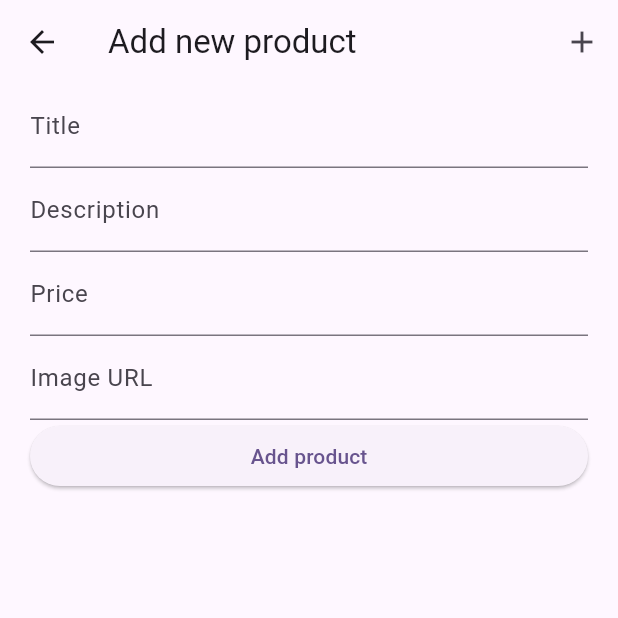
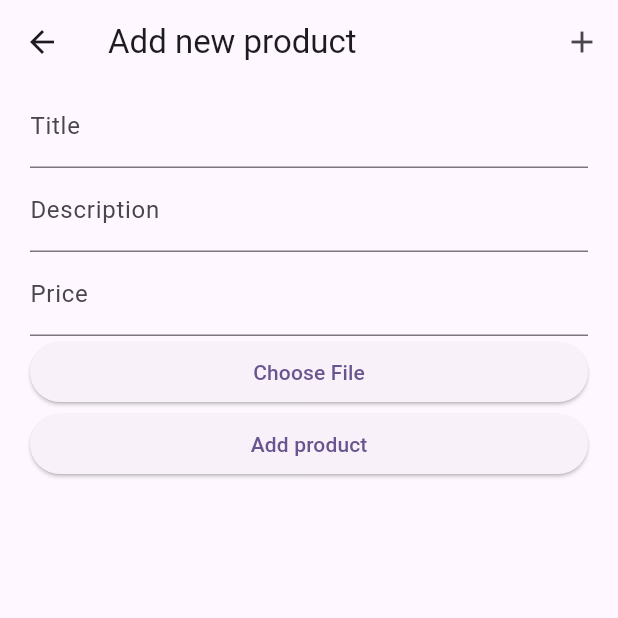
Before and after one commit to harisnaseer24/2302b1-firebase-crud, a Flutter app: the AddProductPage screen opened directly, after a tap on "Add product", on a phone screen of 412 x 824 dp, the top half of it. Run offline on Flutter 3.47's test engine with Material 3 defaults, Android fonts, the phone set to English and light mode, and no system bars; our stand-ins replace cloud_firestore, firebase_auth, firebase_core, image_picker, shared_preferences; accounts and stored records are empty.

Commit message:
image picker and base 64+ username fetching in products

```diff
--- a/lib/addproducts.dart
+++ b/lib/addproducts.dart
@@ -1,5 +1,9 @@
+import 'dart:convert';
+import 'dart:typed_data';
+
 import 'package:cloud_firestore/cloud_firestore.dart';
 import 'package:flutter/material.dart';
+import 'package:image_picker/image_picker.dart';
 
 class AddProductPage extends StatefulWidget {
   const AddProductPage({super.key});
@@ -13,7 +17,28 @@ class _AddProductPageState extends State<AddProductPage> {
   TextEditingController titleController=TextEditingController();
   TextEditingController desController=TextEditingController();
   TextEditingController priceController=TextEditingController();
-  TextEditingController imageController=TextEditingController();
+  // TextEditingController imageController=TextEditingController();
+  String imgUrl="";
+  final ImagePicker picker = ImagePicker();
+getImage()async{
+    // final ImagePicker picker = ImagePicker();
+final XFile? image = await picker.pickImage(source: ImageSource.gallery);
+
+final Uint8List byteImage=await image!.readAsBytes();
+//image--> [12,121,25454,2187,88785,854577,4,4,878,45,4,.....]
+print(byteImage);
+//base 64 algorithm
+final String base64img=base64Encode(byteImage);
+print(base64img);
+setState(() {
+  imgUrl=base64img;
+});
+
+
+}
+
+
+
 
   @override
   Widget build(BuildContext context) {
@@ -54,14 +79,16 @@ class _AddProductPageState extends State<AddProductPage> {
                   hintText: "Enter the price of the product",
                 ),
               ),
-              TextField(
-                controller: imageController,
-                decoration: InputDecoration(
-                  labelText: "Image URL",
-                  hintText: "Enter the image URL of the product",
-                ),
-              ),
-              ElevatedButton(
+
+             ElevatedButton(onPressed:
+             (){
+              getImage();
+             }
+
+             , child: Text("Choose File")),
+
+
+                           ElevatedButton(
                 onPressed: () {
                   // Add the product to the database
 
@@ -69,14 +96,14 @@ class _AddProductPageState extends State<AddProductPage> {
                     'title':titleController.text,
                     'description':desController.text,
                     'price':double.parse(priceController.text),
-                    'image':imageController.text,
+                    'image':imgUrl,
 
 
                   }).then((value) => {
                     titleController.clear(),
                     desController.clear(),
                     priceController.clear(),
-                    imageController.clear(),
+                    // imageController.clear(),
                     ScaffoldMessenger.of(context).showSnackBar(SnackBar(content: Text("Product added successfully"),)) ,
 
                     Navigator.pop(context),
--- a/lib/auth.dart
+++ b/lib/auth.dart
@@ -30,6 +30,7 @@ class _SignupState extends State<Signup> {
 "password":passwordController.text,
 "username":usernameController.text,
 "id":credential.user?.uid,
+"role":"user",
 });
   print("user created successfully");
     ScaffoldMessenger.of(context).showSnackBar(SnackBar(content: Text("Registeration success"),)) ;
@@ -118,10 +119,13 @@ login()async{
     email: emailController.text,
     password: passwordController.text
   );
-  // var user=await
+  var user=await FirebaseFirestore.instance.collection("users").where("email",isEqualTo: emailController.text).get();
+  String username=user.docs[0].data()["username"];
+  // print(user.docs[0].data()["username"]);
 
   prefs.setBool("isLoggedIn",true);
   prefs.setString("email", emailController.text);
+  prefs.setString("username", username);
   prefs.setString("id", credential.user?.uid ?? "");
 
 
--- a/pubspec.yaml
+++ b/pubspec.yaml
@@ -38,6 +38,7 @@ dependencies:
   cloud_firestore: ^5.6.2
   firebase_auth: ^5.4.2
   shared_preferences: ^2.5.2
+  image_picker: ^1.1.2
 
 dev_dependencies:
   flutter_test:
```
Also changed, not shown: lib/products.dart (+6 -2 lines), pubspec.lock, 6 other files.
